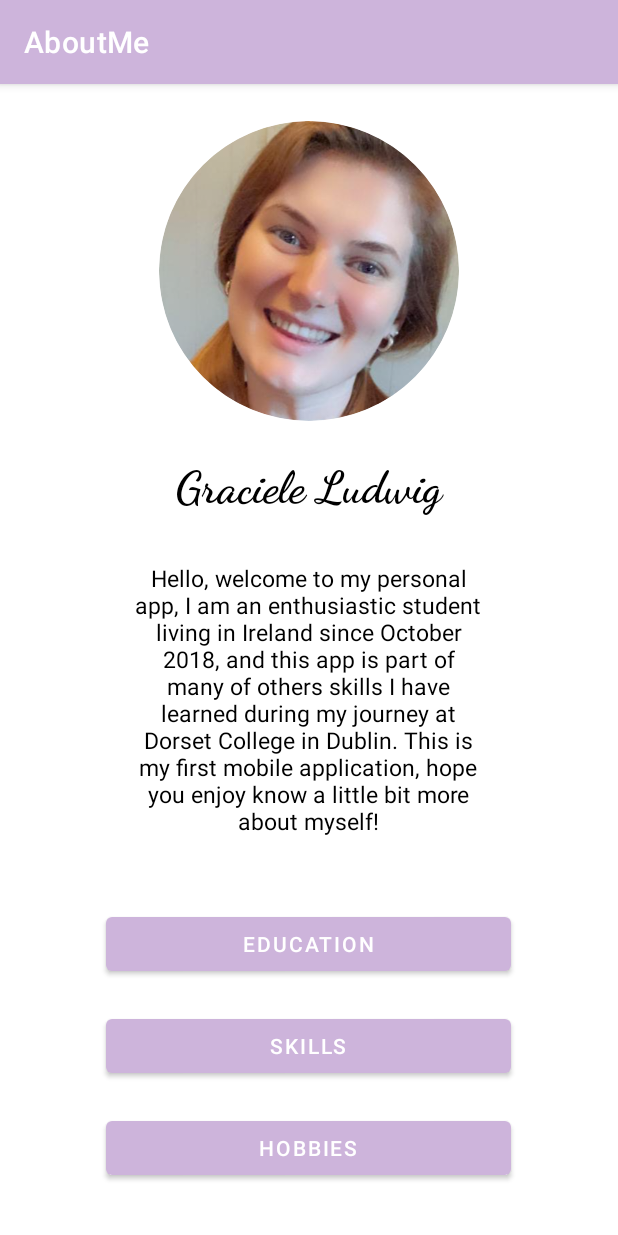
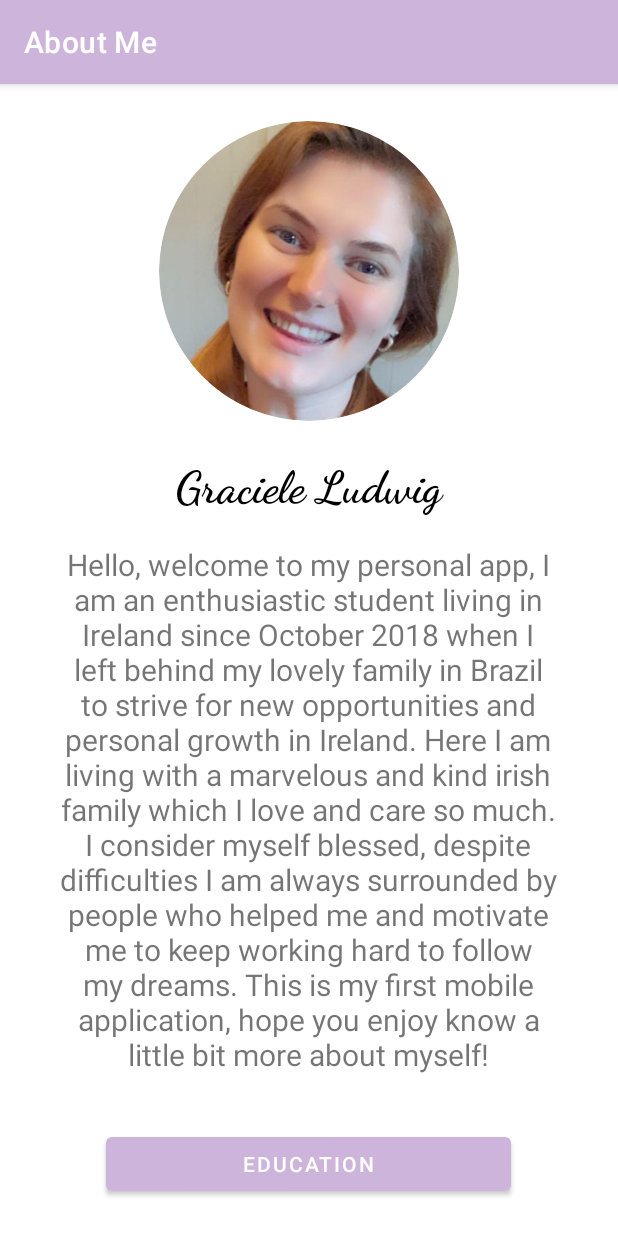
Before and after one commit to Graciele89/AboutMe_22711, an Android app: the screen it shows after launch (MainActivity), on a phone screen of 412 x 824 dp. Run offline under Robolectric (Android 15) with nearby library versions, the phone set to English and light mode, and no system bars.

Commit message:
Finished Read me file

```diff
--- a/app/src/main/res/layout/achievements.xml
+++ b/app/src/main/res/layout/achievements.xml
@@ -45,6 +45,7 @@
             android:layout_height="match_parent"
             android:text="@string/myAchievements"
             android:textAlignment="center"
+            android:padding="5dp"
             android:textSize="20sp" />
 
     </LinearLayout>
--- a/app/src/main/res/layout/activity_main.xml
+++ b/app/src/main/res/layout/activity_main.xml
@@ -59,19 +59,18 @@
                 android:layout_height="wrap_content"
                 android:layout_weight="1"
                 android:gravity="center"
-                android:orientation="horizontal">
+                android:orientation="vertical">
 
                 <TextView
                     android:id="@+id/aboutMeTextView"
-                    android:layout_width="270dp"
+                    android:layout_width="350dp"
                     android:layout_height="wrap_content"
                     android:layout_marginTop="0dp"
                     android:fontFamily="sans-serif"
-                    android:padding="17dp"
+                    android:padding="5dp"
                     android:text="@string/aboutMeTextView"
                     android:textAlignment="center"
-                    android:textColor="@color/black"
-                    android:textSize="15sp" />
+                    android:textSize="20sp" />
             </LinearLayout>
 
              <LinearLayout
--- a/app/src/main/res/layout/education.xml
+++ b/app/src/main/res/layout/education.xml
@@ -46,7 +46,8 @@
                 android:layout_height="match_parent"
                 android:text="@string/myEducation"
                 android:textAlignment="center"
-                android:textSize="20sp" />
+                android:textSize="20sp"
+                android:padding="5dp"/>
 
         </LinearLayout>
 
--- a/app/src/main/res/layout/hobbies.xml
+++ b/app/src/main/res/layout/hobbies.xml
@@ -47,6 +47,7 @@
             android:layout_height="match_parent"
             android:text="@string/myHobbies"
             android:textAlignment="center"
+            android:padding="5dp"
             android:textSize="20sp" />
 
     </LinearLayout>
--- a/app/src/main/res/layout/skills.xml
+++ b/app/src/main/res/layout/skills.xml
@@ -47,6 +47,7 @@
             android:layout_height="match_parent"
             android:text="@string/mySkills"
             android:textAlignment="center"
+            android:padding="5dp"
             android:textSize="20sp" />
 
     </LinearLayout>
--- a/app/src/main/res/values/strings.xml
+++ b/app/src/main/res/values/strings.xml
@@ -1,11 +1,13 @@
 <resources>
-    <string name="app_name">AboutMe</string>
+    <string name="app_name">About Me</string>
 
     <string name="myName">Graciele Ludwig</string>
     <string name="aboutMeTextView">Hello, welcome to my personal app,
-        I am an enthusiastic student living in Ireland since October 2018,
-        and this app is part of many of others skills I have learned
-        during my journey at Dorset College in Dublin. This is my first
+        I am an enthusiastic student living in Ireland since October 2018 when I left behind my
+        lovely family in Brazil to strive for new opportunities and personal growth in Ireland.
+        Here I am living with a marvelous and kind irish family which I love and care so much.
+        I consider myself blessed, despite difficulties I am always surrounded
+        by people who helped me and motivate me to keep working hard to follow my dreams. This is my first
         mobile application, hope you enjoy know a little bit more about myself!</string>
 
     <string name="copy_rightText">© Copyright Graciele Maria Ludwig 2022</string>
@@ -16,9 +18,10 @@
 
     <!--  ACTIVITY EDUCATION   -->
     <string name="EducationTitle">EDUCATION</string>
-    <string name="myEducation">Bachelor of International Business
-        UCS - Universidade de Caxias do Sul - RS, and now studying Bachelor of Science in Computing at
-        Dorset College - Dublin,  since 2020.</string>
+    <string name="myEducation">In Brazil I finished a Bachelor of International Business at
+        UCS - Universidade de Caxias do Sul - RS, and now I am studying Bachelor of Science in Computing at
+        Dorset College - Dublin,  since 2020. My native language was German till I went to school in Brazil
+        and learned portuguese, and the last few years I am practicing some English</string>
     <string name="returnButtonEducation">HOME</string>
     <string name="nextButtonEducation">NEXT</string>
 
```
Also changed, not shown: 1 other file.
